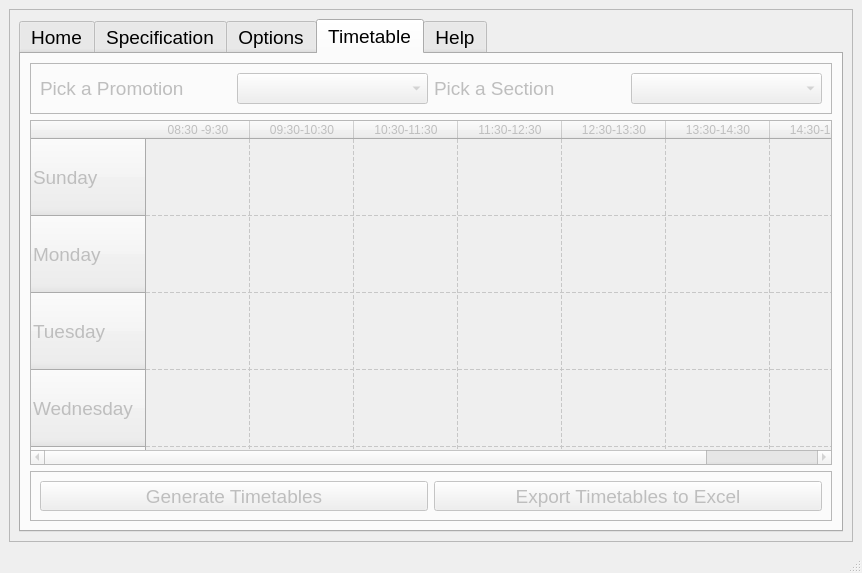
Qt form src/Gui_files/window.ui (BAW2501/FSEI-M_TimeTabler) before a commit.
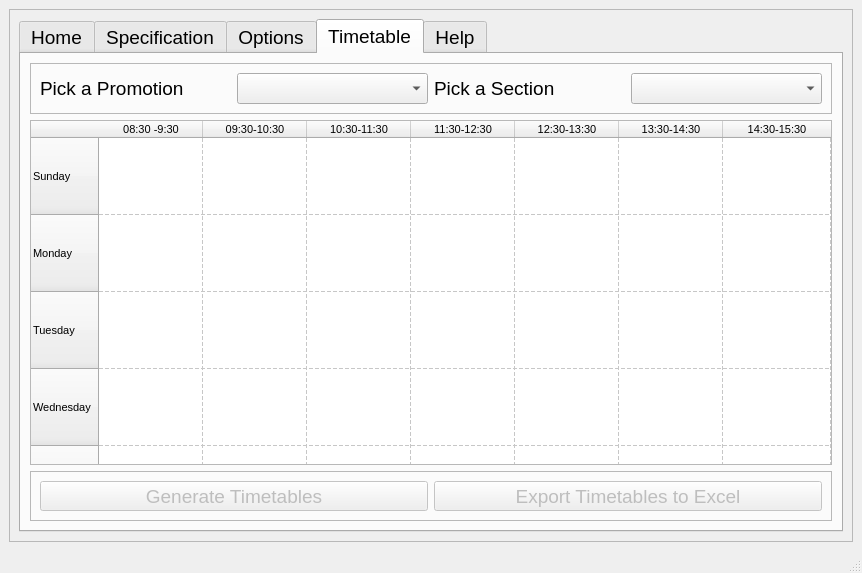
The same form after that commit. The open tabs and pages were chosen to show the change. Icons and pictures are not drawn.

Diff of the .ui file:
```diff
--- a/src/Gui_files/window.ui
+++ b/src/Gui_files/window.ui
@@ -1274,7 +1274,7 @@
          </widget>
          <widget class="QWidget" name="timetable_tab">
           <property name="enabled">
-           <bool>false</bool>
+           <bool>true</bool>
           </property>
           <attribute name="icon">
            <iconset>
@@ -1364,61 +1364,121 @@
               <property name="text">
                <string>Sunday </string>
               </property>
+              <property name="font">
+               <font>
+                <pointsize>8</pointsize>
+               </font>
+              </property>
              </row>
              <row>
               <property name="text">
                <string>Monday</string>
               </property>
+              <property name="font">
+               <font>
+                <pointsize>8</pointsize>
+               </font>
+              </property>
              </row>
              <row>
               <property name="text">
                <string>Tuesday</string>
               </property>
+              <property name="font">
+               <font>
+                <pointsize>8</pointsize>
+               </font>
+              </property>
              </row>
              <row>
               <property name="text">
                <string>Wednesday </string>
               </property>
+              <property name="font">
+               <font>
+                <pointsize>8</pointsize>
+               </font>
+              </property>
              </row>
              <row>
               <property name="text">
                <string>Thursday</string>
               </property>
+              <property name="font">
+               <font>
+                <pointsize>8</pointsize>
+               </font>
+              </property>
              </row>
              <column>
               <property name="text">
                <string>08:30 -9:30</string>
               </property>
+              <property name="font">
+               <font>
+                <pointsize>8</pointsize>
+               </font>
+              </property>
              </column>
              <column>
               <property name="text">
                <string>09:30-10:30</string>
               </property>
+              <property name="font">
+               <font>
+                <pointsize>8</pointsize>
+               </font>
+              </property>
              </column>
              <column>
               <property name="text">
                <string>10:30-11:30</string>
               </property>
+              <property name="font">
+               <font>
+                <pointsize>8</pointsize>
+               </font>
+              </property>
              </column>
              <column>
               <property name="text">
                <string>11:30-12:30</string>
               </property>
+              <property name="font">
+               <font>
+                <pointsize>8</pointsize>
+               </font>
+              </property>
              </column>
              <column>
               <property name="text">
                <string>12:30-13:30</string>
               </property>
+              <property name="font">
+               <font>
+                <pointsize>8</pointsize>
+               </font>
+              </property>
              </column>
              <column>
               <property name="text">
                <string>13:30-14:30</string>
               </property>
+              <property name="font">
+               <font>
+                <pointsize>8</pointsize>
+               </font>
+              </property>
              </column>
              <column>
               <property name="text">
                <string>14:30-15:30</string>
               </property>
+              <property name="font">
+               <font>
+                <pointsize>8</pointsize>
+               </font>
+              </property>
              </column>
              <item row="0" column="1">
               <property name="text">
```
Left out of the diff: 8 changed lines with no effect on the pictures.
